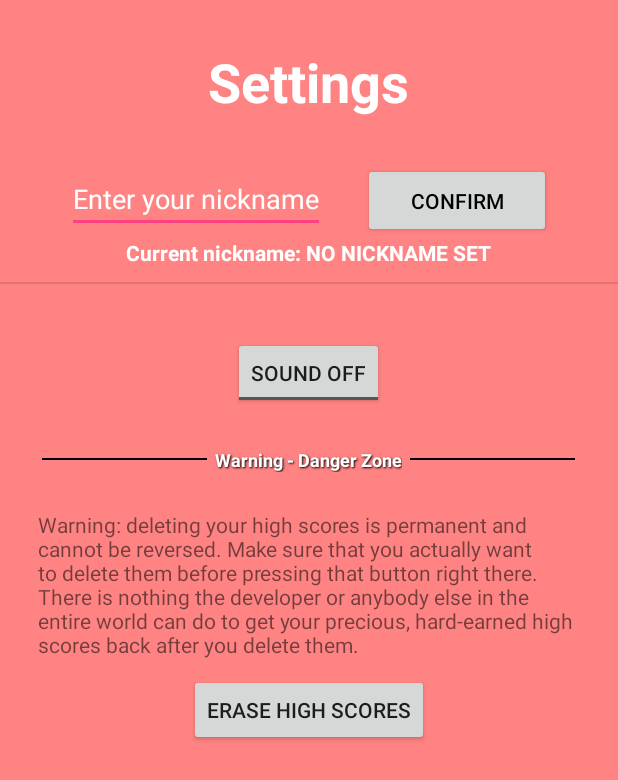
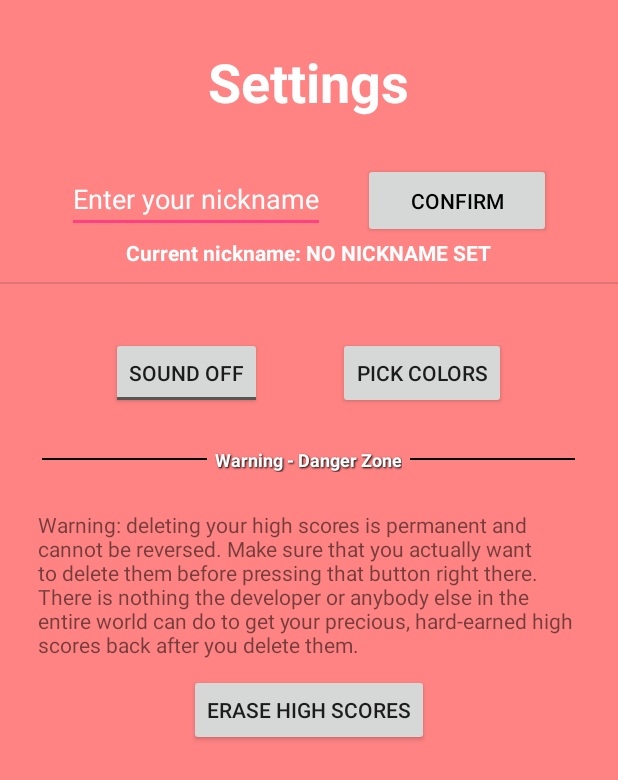
Before and after one commit to Scusemua/ColorClicker, an Android app: the screen it shows after launch (SettingsMenu), after a tap on "SETTINGS", on a phone screen of 412 x 824 dp. Shown: the top 780 px of the screen. Run offline under Robolectric (Android 15) with nearby library versions, the phone set to English and light mode, and no system bars; 8 statements that could not run were skipped.

Commit message:
Fixed bugs, refined high score method and made it work, tweaked layouts, began adding functionality to pick active colors.

```diff
--- a/app/build.gradle
+++ b/app/build.gradle
@@ -6,7 +6,7 @@ android {
 
     defaultConfig {
         applicationId "com.benrcarvergmail.colorclicker"
-        minSdkVersion 16
+        minSdkVersion 14
         targetSdkVersion 23
         versionCode 1
         versionName "1.0"
@@ -22,5 +22,6 @@ android {
 dependencies {
     compile fileTree(dir: 'libs', include: ['*.jar'])
     testCompile 'junit:junit:4.12'
+    compile 'com.google.code.gson:gson:2.6.2'
     compile 'com.android.support:appcompat-v7:23.2.1'
 }
--- a/app/src/main/AndroidManifest.xml
+++ b/app/src/main/AndroidManifest.xml
@@ -26,6 +26,11 @@
         </activity>
 
         <activity
+            android:name=".ColorChooserActivity"
+            android:label="@string/app_name">
+        </activity>
+
+        <activity
             android:name=".ScoresMenu"
             android:label="@string/app_name">
         </activity>
--- a/app/src/main/java/com/benrcarvergmail/colorclicker/MainMenu.java
+++ b/app/src/main/java/com/benrcarvergmail/colorclicker/MainMenu.java
@@ -10,10 +10,12 @@ import android.util.Log;
 import android.view.View;
 import android.widget.Button;
 
-import java.io.Serializable;
-import java.util.Arrays;
-import java.util.Collections;
-import java.util.Random;
+import com.google.gson.Gson;
+import com.google.gson.reflect.TypeToken;
+
+import java.lang.reflect.Type;
+import java.util.ArrayList;
+import java.util.List;
 import java.util.UUID;
 
 /**
@@ -25,17 +27,17 @@ public class MainMenu extends AppCompatActivity {
     private Button mSettingsButton;      // Reference to the settings button
     private Button mScoresButton;        // Reference to the high scores button
     private String mUniqueUserId;        // Unique user ID for submitting high scores
-    private boolean forceFirstTimeSetup = false;          // Forces the first time setup method to run
-    private boolean forceInitialLaunchSetup = false;     // Forces the initial launch setup method to run
+    private String mUserNickname;        // Nickname for the user
+    private boolean mForceFirstTimeSetup = true;          // Forces the first time setup method to run
+    private boolean mForceInitialLaunchSetup = false;     // Forces the initial launch setup method to run
 
-    public static SharedPreferences sSharedPref;        // SharedPreferences object for the app
-    public static String sUserNickname;                 // Nickname for the user
-    public static String[] sLocalHighScores;            // Array of the local high scores
-    public static String[] sGlobalHighScores;           // Array of the global high scores
-    // Array of the local high scores with ONLY numbers, no usernames
-    public static Integer[] sLocalHighScoresNums;
-    // Array of the global high scores with ONLY numbers, no usernames
-    public static Integer[] sGlobalHighScoresNums;
+    // SharedPreferences object for the app
+    public static SharedPreferences sSharedPref;
+
+    // Array of the local high scores
+    public static ArrayList<Highscore> sLocalHighScores = new ArrayList<>();
+    // Array of the global high scores
+    public static ArrayList<Highscore> sGlobalHighScores = new ArrayList<>();
 
     private final String TAG = "ColorClickerMainMenu";  // TAG String
 
@@ -57,16 +59,16 @@ public class MainMenu extends AppCompatActivity {
         boolean isInitialLaunch = sSharedPref.getBoolean(getString(R.string.sharedPreferences_initialLaunch), true);
 
         // Load in the user's saved nickname
-        sUserNickname = sSharedPref.getString(getString(R.string.sharedPreferences_nickname), "I NEED TO SET A NICKNAME");
+        mUserNickname = sSharedPref.getString(getString(R.string.sharedPreferences_nickname), "I NEED TO SET A NICKNAME");
 
         // Load in the saved local high scores
         retrieveLocalScores();
 
         // Check if we need to run the firstTimeSetup() or initialLaunchSetup() methods
-        if (isItFirst || forceFirstTimeSetup) {
+        if (isItFirst || mForceFirstTimeSetup) {
             firstTimeSetup();
         }
-        if (isInitialLaunch || forceInitialLaunchSetup) {
+        if (isInitialLaunch || mForceInitialLaunchSetup) {
             initialLaunchSetup();
         }
 
@@ -76,6 +78,8 @@ public class MainMenu extends AppCompatActivity {
             public void onClick(View v) {
                 // Start the game activity by creating an intent to start it
                 Intent myIntent = new Intent(MainMenu.this, GameActivity.class);
+                myIntent.putExtra("nickname", mUserNickname);
+                myIntent.putExtra("uniqueUserId", mUniqueUserId);
                 startActivity(myIntent);
             }
         });
@@ -86,6 +90,7 @@ public class MainMenu extends AppCompatActivity {
             public void onClick(View v) {
                 // Start the settings menu activity by creating an intent to start it
                 Intent myIntent = new Intent(MainMenu.this, SettingsMenu.class);
+                myIntent.putExtra("uniqueUserId", mUniqueUserId);
                 startActivity(myIntent);
             }
         });
@@ -96,6 +101,8 @@ public class MainMenu extends AppCompatActivity {
             public void onClick(View v) {
                 // Start the high scores menu activity by creating an intent to start it
                 Intent myIntent = new Intent(MainMenu.this, ScoresMenu.class);
+                myIntent.putExtra("nickname", mUserNickname);
+                myIntent.putExtra("uniqueUserId", mUniqueUserId);
                 startActivity(myIntent);
             }
         });
@@ -132,12 +139,18 @@ public class MainMenu extends AppCompatActivity {
         SharedPreferences.Editor editor = sSharedPref.edit();
         editor.putString(getString(R.string.sharedPreferences_uniqueId), mUniqueUserId);
         editor.putBoolean(getString(R.string.sharedPreferences_firstTime), false);
-        editor.putInt(getString(R.string.sharedPreferences_highscoreOne), 0);
-        editor.putInt(getString(R.string.sharedPreferences_highscoreTwo), 0);
-        editor.putInt(getString(R.string.sharedPreferences_highscoreThree), 0);
-        editor.putInt(getString(R.string.sharedPreferences_highscoreFour), 0);
-        editor.putInt(getString(R.string.sharedPreferences_highscoreFive), 0);
+        Highscore defaultScore = new Highscore(0, mUserNickname, mUniqueUserId);
+        if (sLocalHighScores == null) {
+            sLocalHighScores = new ArrayList<>();
+        }
+        sLocalHighScores.clear();
+        for(int i = 0; i < 5; i++) {
+            sLocalHighScores.add(defaultScore);
+        }
+        saveLocalHighScores();
+        // Apply the edits
         editor.apply();
+
         Log.i(TAG, "Unique User ID Generated: " + mUniqueUserId);
     }
 
@@ -165,44 +178,22 @@ public class MainMenu extends AppCompatActivity {
      * Retrieves the local high scores
      */
     public void retrieveLocalScores() {
+        Gson gson = new Gson();
+        String json = sSharedPref.getString("sLocalHighScores", "");
+        Type type = new TypeToken<List<Highscore>>(){}.getType();
+        sLocalHighScores = gson.fromJson(json, type);
+    }
 
-        Log.i(TAG, "Local scores were just retrieved");
-
-        Integer[] toSort = new Integer[] {
-                sSharedPref.getInt(getString(R.string.sharedPreferences_highscoreOne), -5),
-                sSharedPref.getInt(getString(R.string.sharedPreferences_highscoreTwo), -5),
-                sSharedPref.getInt(getString(R.string.sharedPreferences_highscoreThree), -5),
-                sSharedPref.getInt(getString(R.string.sharedPreferences_highscoreFour), -5),
-                sSharedPref.getInt(getString(R.string.sharedPreferences_highscoreFive), -5)
-        };
-
-        // Sort the Array...
-        Arrays.sort(toSort);
-        Collections.reverse(Arrays.asList(toSort));
-
-        for (Integer i: toSort) {
-            Log.i(TAG, "toSort value: " + i);
-        }
-
-        // Have sLocalHighScoreNums now be the sorted array
-        MainMenu.sLocalHighScoresNums = toSort;
-
-        for (Integer i: MainMenu.sLocalHighScoresNums) {
-            Log.i(TAG, "From Retrieve: localHighScoreNums value: " + i);
-        }
-
-        // Load in each of the five saved high score values
-        sLocalHighScores = new String[] {
-                MainMenu.sUserNickname + "                                            " +
-                        toSort[0],
-                MainMenu.sUserNickname + "                                            " +
-                        toSort[1],
-                MainMenu.sUserNickname + "                                            " +
-                        toSort[2],
-                MainMenu.sUserNickname + "                                            " +
-                        toSort[3],
-                MainMenu.sUserNickname + "                                            " +
-                        toSort[4] };
+    /**
+     * Writes whatever is in localHighScores to memory
+     */
+    public static void saveLocalHighScores() {
+        SharedPreferences.Editor editor = sSharedPref.edit();
+        Gson gson = new Gson();
+        Type type = new TypeToken<List<Highscore>>(){}.getType();
+        String json = gson.toJson(sLocalHighScores, type);
+        editor.putString("sLocalHighScores", json);
+        editor.apply();
     }
 
     // Connects to remote server to grab the global scores
--- a/app/src/main/java/com/benrcarvergmail/colorclicker/SettingsMenu.java
+++ b/app/src/main/java/com/benrcarvergmail/colorclicker/SettingsMenu.java
@@ -1,5 +1,6 @@
 package com.benrcarvergmail.colorclicker;
 
+import android.content.Intent;
 import android.content.SharedPreferences;
 import android.os.Bundle;
 import android.support.v4.content.ContextCompat;
@@ -20,15 +21,19 @@ public class SettingsMenu extends AppCompatActivity {
     private EditText mEditTextNickname;          // Reference to the new nickname edit text
     private Button mButtonConfirmNickname;       // Reference to the new nickname confirm button
     private Button mButtonDeleteContent;         // Reference to the button used to delete scores
+    private Button mButtonPickColors;            // Reference to the button used to pick colors
 
     private String mCurrentNickName;             // The user's current nickname
+    private String mUniqueUserId;                // The user's unique user id
     private SharedPreferences mSharedPref;       // Shared preference object
 
-    private boolean areYouSure;                  // Used when deleting content
+    private boolean mAreYouSure;                 // Used when deleting content
 
     @Override
     protected void onCreate(Bundle savedInstanceState) {
         super.onCreate(savedInstanceState);
+        Intent myIntent = getIntent();
+        mUniqueUserId = myIntent.getStringExtra("uniqueUserId");
         setContentView(R.layout.activity_settingsmenu);
 
         // Instantiate the sSharedPref object to the one created in MainMenu so they're the same
@@ -42,6 +47,7 @@ public class SettingsMenu extends AppCompatActivity {
         mEditTextNickname = (EditText) findViewById(R.id.edittext_nickname);
         mButtonConfirmNickname = (Button) findViewById(R.id.button_confirmNickname);
         mButtonDeleteContent = (Button) findViewById(R.id.button_delete_local_content);
+        mButtonPickColors = (Button) findViewById(R.id.button_pickerColors);
 
         // Assign the current nickname text view the value of the saved nick name
         mTextViewCurrentNickname.setText("Current nickname: " + mCurrentNickName);
@@ -50,14 +56,22 @@ public class SettingsMenu extends AppCompatActivity {
         // button which will turn the text white and therefore change the color
         final int oldColor = mWarningText.getCurrentTextColor();
 
+        mButtonPickColors.setOnClickListener(new View.OnClickListener() {
+            @Override
+            public void onClick(View view) {
+                Intent myIntent = new Intent(SettingsMenu.this, ColorChooserActivity.class);
+                startActivity(myIntent);
+            }
+        });
+
         // onClickListener for the delete high scores button
         mButtonDeleteContent.setOnClickListener(new View.OnClickListener() {
             @Override
             public void onClick(View view) {
                 // Warn the user first by changing the button's text to "Are you sure?" and
                 // by making the warning paragraph's text stand out more by making it white.
-                if (!areYouSure) {
-                    areYouSure = true;
+                if (!mAreYouSure) {
+                    mAreYouSure = true;
                     mButtonDeleteContent.setText(R.string.are_you_sure);
                     mWarningText.setTextColor(ContextCompat.getColor(getApplicationContext(), android.R.color.white));
                 } else {
@@ -65,15 +79,16 @@ public class SettingsMenu extends AppCompatActivity {
                     // reset the color of the warning paragraph, and create a Toast message that
                     // lets the user know that the high scores have been cleared.
                     mButtonDeleteContent.setText(R.string.button_deleteContent);
-                    areYouSure = false;
+                    mAreYouSure = false;
                     mWarningText.setTextColor(oldColor);
                     // Delete the high scores
                     SharedPreferences.Editor editor = mSharedPref.edit();
-                    editor.putInt(getString(R.string.sharedPreferences_highscoreOne), -1);
-                    editor.putInt(getString(R.string.sharedPreferences_highscoreTwo), -1);
-                    editor.putInt(getString(R.string.sharedPreferences_highscoreThree), -1);
-                    editor.putInt(getString(R.string.sharedPreferences_highscoreFour), -1);
-                    editor.putInt(getString(R.string.sharedPreferences_highscoreFive), -1);
+
+                    // Reset the scores
+                    resetLocalScores();
+
+                    // Create a Toast message notifying the user that the scores were deleted
+
                     editor.apply();
                     runOnUiThread(new Runnable() {
                         @Override
@@ -88,14 +103,19 @@ public class SettingsMenu extends AppCompatActivity {
         mButtonConfirmNickname.setOnClickListener(new View.OnClickListener() {
             @Override
             public void onClick(View v) {
+                // Save the old nickname temporarily
                 final String oldNick = mCurrentNickName;
+                // Get the new nickname and save it in the proper variable
                 mCurrentNickName = mEditTextNickname.getText().toString();
+                // Change the text view that displays the current nickname
                 mTextViewCurrentNickname.setText("Current nickname: " + mCurrentNickName);
 
+                // Save the new nickname to SystemPreferences
                 SharedPreferences.Editor editor = mSharedPref.edit();
                 editor.putString(getString(R.string.sharedPreferences_nickname), mCurrentNickName);
                 editor.apply();
 
+                // Create a Toast message notifying the user that their nickname was changed
                 runOnUiThread(new Runnable() {
                     @Override
                     public void run() {
@@ -107,9 +127,18 @@ public class SettingsMenu extends AppCompatActivity {
     }
 
     /**
-     * Load necessary data from the SharedPreferences
+     * Resets the local high score data
      */
-    private void loadFromPreferences() {
-
+    private void resetLocalScores() {
+        // Create a default high score to use
+        Highscore defaultScore = new Highscore(0, mCurrentNickName, mUniqueUserId);
+        // Clear the local high score ArrayList
+        MainMenu.sLocalHighScores.clear();
+        // Add the default high score for each value
+        for(int i = 0; i < 5; i++) {
+            MainMenu.sLocalHighScores.add(defaultScore);
+        }
+        // Save the changes
+        MainMenu.saveLocalHighScores();
     }
 }
--- a/app/src/main/res/layout/activity_settingsmenu.xml
+++ b/app/src/main/res/layout/activity_settingsmenu.xml
@@ -57,15 +57,32 @@
         android:layout_marginBottom="10dp"
         android:background="?android:attr/listDivider" />
 
-    <ToggleButton
-        android:id="@+id/togglebutton_sound"
-        android:textOn="@string/toggle_soundOn"
-        android:textOff="@string/toggle_soundOff"
-        android:layout_gravity="center_horizontal"
+    <LinearLayout
         android:layout_width="wrap_content"
         android:layout_height="wrap_content"
+        android:orientation="horizontal"
         android:layout_marginTop="25dp"
-        android:layout_marginBottom="25dp"/>
+        android:layout_marginBottom="25dp"
+        android:layout_gravity="center_horizontal">
+
+        <ToggleButton
+            android:id="@+id/togglebutton_sound"
+            android:textOn="@string/toggle_soundOn"
+            android:textOff="@string/toggle_soundOff"
+            android:layout_width="wrap_content"
+            android:layout_height="wrap_content"
+            android:layout_marginRight="25dp"
+            android:layout_marginEnd="25dp"/>
+
+        <Button
+            android:id="@+id/button_pickerColors"
+            android:layout_width="wrap_content"
+            android:layout_height="wrap_content"
+            android:text="@string/button_colorChooser"
+            android:layout_marginLeft="25dp"
+            android:layout_marginStart="25dp"/>
+
+    </LinearLayout>
 
     <LinearLayout
         android:layout_width="wrap_content"
--- a/app/src/main/res/values/strings.xml
+++ b/app/src/main/res/values/strings.xml
@@ -23,8 +23,10 @@
     <string name="dangerzone">Warning - Danger Zone</string>
     <string name="are_you_sure">Are you sure? (Press to delete)</string>
     <string name="button_deleteContent">Erase High Scores</string>
-    <string name="listview_label_user">Username</string>
+    <string name="listview_label_user">Nickname</string>
     <string name="listview_label_score">Score</string>
+    <string name="button_colorChooser">Pick Colors</string>
+    <string name="textview_colorChooserTitle">Color Chooser</string>
     <string name="delete_content_warning">Warning: deleting your high scores is permanent and
         cannot be reversed. Make sure that you actually want to delete them before pressing
         that button right there. There is nothing the developer or anybody else in the entire
@@ -34,9 +36,4 @@
     <string name="sharedPreferences_firstTime">firstTime</string>
     <string name="sharedPreferences_uniqueId">uniqueId</string>
     <string name="sharedPreferences_initialLaunch">initialLaunch</string>
-    <string name="sharedPreferences_highscoreOne">highScore1</string>
-    <string name="sharedPreferences_highscoreTwo">highScore2</string>
-    <string name="sharedPreferences_highscoreThree">highScore3</string>
-    <string name="sharedPreferences_highscoreFour">highScore4</string>
-    <string name="sharedPreferences_highscoreFive">highScore5</string>
 </resources>
```
Also changed, not shown: app/src/main/java/com/benrcarvergmail/colorclicker/ColorChooserActivity.java (added, +17 -0 lines), app/src/main/java/com/benrcarvergmail/colorclicker/GameActivity.java (+26 -50 lines), app/src/main/java/com/benrcarvergmail/colorclicker/HighScore.java (added, +93 -0 lines), app/src/main/java/com/benrcarvergmail/colorclicker/ScoresMenu.java (+24 -2 lines), app/src/main/res/layout/activity_colorchooser.xml (added, +67 -0 lines).
